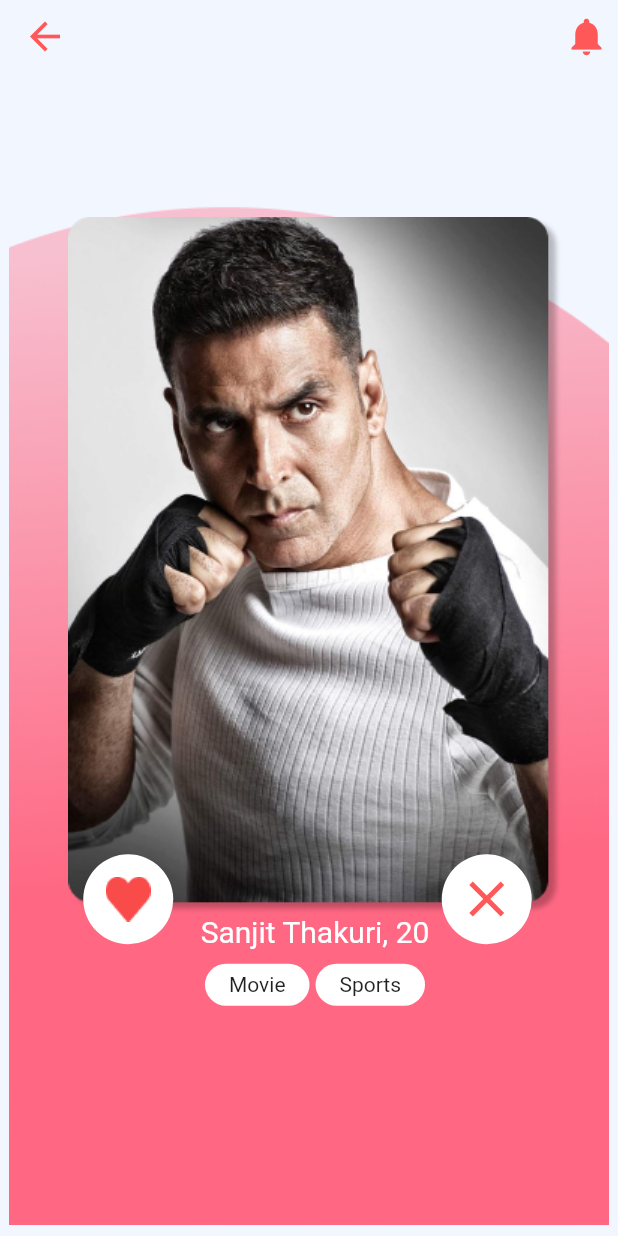
After one commit to bibekkhatri1115/lami, a Flutter app: the ProfileSLider screen opened directly, on a phone screen of 412 x 824 dp. The commit adds this screen. Run offline on Flutter 3.47's test engine with Material 2 defaults, Android fonts, the light colour scheme and no system bars; our stand-ins replace dio; missing offline and left inert: flutter_fab_dialer.

Commit message:
[Add] Interest added

```diff
--- a/Lami/lib/data/slider_data.dart
+++ b/Lami/lib/data/slider_data.dart
@@ -27,3 +27,34 @@ List<SliderData> getSlides() {
 
   return slides;
 }
+
+class Interest {
+  String interest;
+  Interest({this.interest});
+}
+
+class ProfileSliderData {
+  String imagePath;
+  String name;
+  String age;
+  List<Interest> interest = new List<Interest>();
+
+  ProfileSliderData({this.imagePath, this.name, this.age, this.interest});
+}
+
+List<Interest> interests = [
+  Interest(interest: 'Movie'),
+  Interest(interest: 'Sports'),
+];
+List<ProfileSliderData> profiles = [
+  new ProfileSliderData(
+      imagePath: assetImagePath + 'profile/Profile1.png',
+      age: '20',
+      name: 'Akshay Kumar',
+      interest: interests),
+  new ProfileSliderData(
+      imagePath: assetImagePath + 'profile/Profile1.png',
+      age: '20',
+      name: 'Akshay Kumar',
+      interest: interests),
+];
--- a/Lami/lib/main.dart
+++ b/Lami/lib/main.dart
@@ -1,5 +1,6 @@
 import 'dart:io';
 
+import 'package:Lami/screens/interest/interest.dart';
 import 'package:Lami/screens/splashscreem/splashscreen.dart';
 import 'package:flutter/material.dart';
 
@@ -18,8 +19,8 @@ class MyApp extends StatelessWidget {
         scaffoldBackgroundColor: Colors.white,
       ),
       debugShowCheckedModeBanner: false,
-      // home: SlidingScreen(),
-      home: SplashScreen(),
+      home: InterestAdd(),
+      // home: SplashScreen(),
     );
   }
 }
--- a/Lami/lib/screens/chat/chat_home.dart
+++ b/Lami/lib/screens/chat/chat_home.dart
@@ -1,6 +1,6 @@
 import 'package:Lami/constants.dart';
 import 'package:Lami/screens/chat/stranger_chat_intro.dart';
-import 'package:Lami/screens/profile_slider.dart';
+import 'package:Lami/screens/slides/profile_slider.dart';
 import 'package:flutter/material.dart';
 import 'package:flutter_fab_dialer/flutter_fab_dialer.dart';
 
@@ -12,7 +12,6 @@ class ChatHome extends StatefulWidget {
 class _ChatHomeState extends State<ChatHome> {
   @override
   Widget build(BuildContext context) {
-    ImageProvider img = new AssetImage(assetImagePath + 'panda1.png');
     var miniMenu = [
       new FabMiniMenuItem.withText(
           new Icon(Icons.person_add), lamiPrimaryColor, 4.0, "Button menu", () {
--- /dev/null
+++ b/Lami/lib/screens/slides/profile_slider.dart
@@ -0,0 +1,194 @@
+import 'package:Lami/constants.dart';
+import 'package:Lami/data/slider_data.dart';
+import 'package:Lami/screens/chat/chat_home.dart';
+import 'package:flutter/material.dart';
+import 'package:flutter/rendering.dart';
+
+class ProfileSLider extends StatelessWidget {
+  @override
+  Widget build(BuildContext context) {
+    return Scaffold(
+      backgroundColor: Color.fromRGBO(242, 246, 255, 1),
+      body: SafeArea(
+        child: Container(
+          height: double.infinity,
+          width: double.infinity,
+          child: Stack(
+            alignment: Alignment.center,
+            children: [
+              Positioned(
+                top: 0,
+                width: 400.0,
+                child: Row(
+                  mainAxisAlignment: MainAxisAlignment.spaceBetween,
+                  children: [
+                    IconButton(
+                      onPressed: () {
+                        print('test');
+                        Navigator.of(context).pop(MaterialPageRoute(
+                            builder: (BuildContext context) => ChatHome()));
+                      },
+                      icon: Icon(
+                        Icons.arrow_back,
+                        size: 30.0,
+                        color: lamiPrimaryColor,
+                      ),
+                    ),
+                    Icon(
+                      Icons.notifications,
+                      size: 30.0,
+                      color: lamiPrimaryColor,
+                    ),
+                  ],
+                ),
+              ),
+              Positioned(
+                width: 400.0,
+                child: Image.asset(
+                  assetImagePath + 'swipe_bg.png',
+                ),
+              ),
+              ListView.builder(
+                itemCount: profiles.length,
+                scrollDirection: Axis.horizontal,
+                itemBuilder: (context, index) {
+                  return Container(
+                    width: 420.0,
+                    child: Profile(
+                      imagePath: 'Profile1.png',
+                      age: 20,
+                      id: 1,
+                      name: 'Sanjit Thakuri',
+                      interests: interests,
+                    ),
+                  );
+                },
+              ),
+            ],
+          ),
+        ),
+      ),
+    );
+  }
+}
+
+class Profile extends StatelessWidget {
+  final String name;
+  final int age;
+  final String imagePath;
+  final int id;
+  final List<Interest> interests;
+  const Profile({
+    Key key,
+    this.name,
+    this.age,
+    this.imagePath,
+    this.id,
+    this.interests,
+  }) : super(key: key);
+
+  @override
+  Widget build(BuildContext context) {
+    return Container(
+      height: 580.0,
+      child: Column(
+        mainAxisAlignment: MainAxisAlignment.center,
+        children: [
+          Container(
+            child: Stack(
+              overflow: Overflow.visible,
+              children: [
+                Positioned(
+                  child: Image.asset(assetImagePath + imagePath),
+                ),
+                Positioned(
+                  bottom: -20,
+                  left: 10,
+                  child: Container(
+                    width: 60.0,
+                    decoration: BoxDecoration(
+                      color: Colors.white,
+                      borderRadius: BorderRadius.circular(50),
+                    ),
+                    child: Image.asset(assetImagePath + 'heart.png'),
+                  ),
+                ),
+                Positioned(
+                  bottom: -20,
+                  right: 20,
+                  child: Container(
+                    width: 60.0,
+                    height: 60.0,
+                    decoration: BoxDecoration(
+                      color: Colors.white,
+                      borderRadius: BorderRadius.circular(50),
+                    ),
+                    child: Icon(
+                      Icons.clear,
+                      color: lamiPrimaryColor,
+                      size: 40.0,
+                    ),
+                  ),
+                ),
+              ],
+            ),
+          ),
+          Container(
+            width: 160.0,
+            height: 70.0,
+            child: Stack(
+              children: [
+                Positioned(
+                  child: Column(
+                    children: [
+                      Text(
+                        '$name, $age',
+                        style: TextStyle(color: Colors.white, fontSize: 20.0),
+                      ),
+                      SizedBox(
+                        height: 10.0,
+                      ),
+                      Row(
+                        mainAxisAlignment: MainAxisAlignment.center,
+                        children: getInterests(interests),
+                      ),
+                    ],
+                  ),
+                ),
+              ],
+            ),
+          ),
+        ],
+      ),
+    );
+  }
+}
+
+class InterestContainer extends StatelessWidget {
+  final String interest;
+  const InterestContainer({
+    Key key,
+    this.interest,
+  }) : super(key: key);
+
+  @override
+  Widget build(BuildContext context) {
+    return Container(
+      margin: EdgeInsets.symmetric(horizontal: 2.0),
+      decoration: BoxDecoration(
+          color: Colors.white, borderRadius: BorderRadius.circular(40.0)),
+      child: Padding(
+        padding: const EdgeInsets.symmetric(horizontal: 16.0, vertical: 6.0),
+        child: Text(interest),
+      ),
+    );
+  }
+}
+
+List<Widget> getInterests(List<Interest> interests) {
+  List<Widget> _widgets = new List<Widget>();
+  for (int i = 0; i < interests.length; i++) {
+    _widgets.add(InterestContainer(interest: interests[i].interest));
+  }
+  return _widgets;
+}
```
Also changed, not shown: Lami/lib/screens/date/date.dart (added, +8 -0 lines), Lami/lib/screens/interest/interest.dart (added, +181 -0 lines), Lami/lib/screens/profile_slider.dart (deleted, +0 -60 lines), Lami/lib/screens/slides/slider.dart (+12 -14 lines), Lami/lib/screens/splashscreem/splashscreen.dart (+9 -2 lines), Lami/assets/images/Profile1.png (added), Lami/assets/images/heart.png (added), Lami/assets/images/swipe_bg.png.
